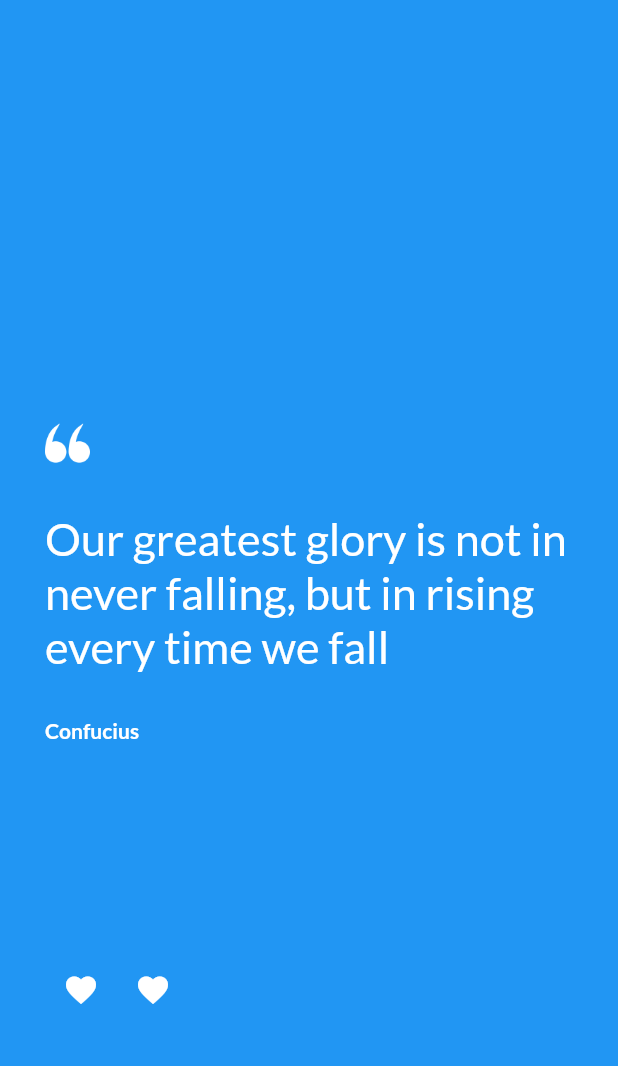
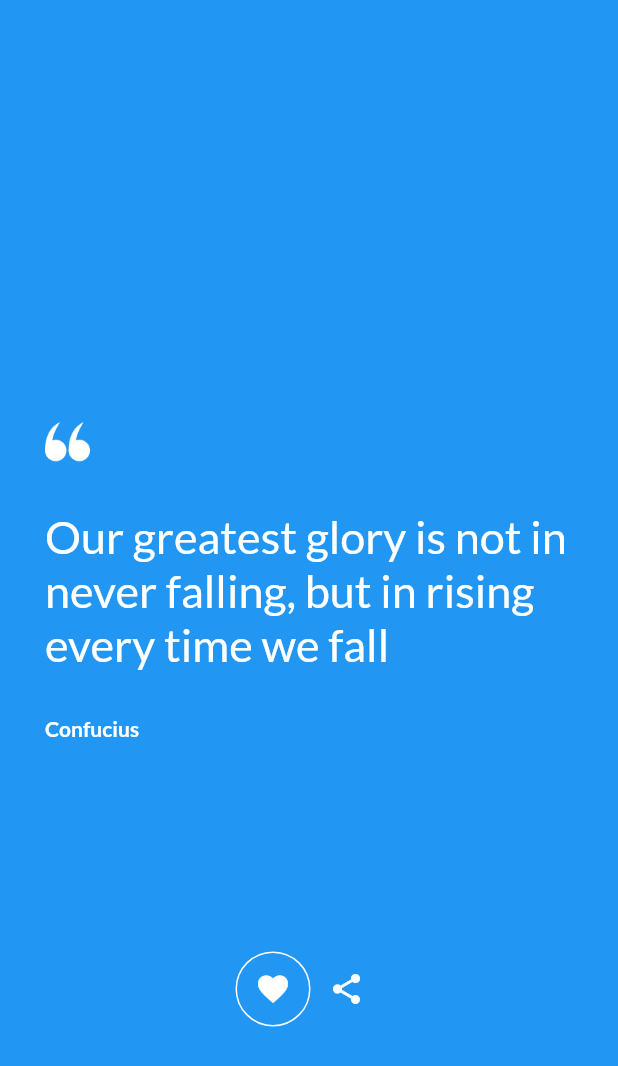
Before and after one commit to Olanrewxju/QuotesApp, a Flutter app: the screen it shows after launch, on a phone screen of 412 x 824 dp. Shown: the top 1066 px of the screen. Run offline on Flutter 3.47's test engine with Material 2 defaults, Android fonts, the phone set to English and light mode, and no system bars; our stand-ins replace google_fonts.

Commit message:
Second Commit

```diff
--- a/lib/pages/home_page.dart
+++ b/lib/pages/home_page.dart
@@ -51,19 +51,29 @@ class _HomePageState extends State<HomePage> {
               ),
             ),
             Spacer(),
-            Row(
+            Container(
+              alignment: Alignment.center,
+              child: Row(
+                mainAxisAlignment: MainAxisAlignment.center,
                 children: [
-                IconButton(
+                  Container(
+                    decoration: BoxDecoration(
+                      shape: BoxShape.circle,
+                      border: Border.all(width: 1, color: Colors.white),
+                    ),
+                    child: IconButton(
                       onPressed: () {},
                       icon: Icon(Icons.favorite),
                       color: Colors.white,
                     ),
+                  ),
                   IconButton(
                     onPressed: () {},
-                  icon: Icon(Icons.favorite),
+                    icon: Icon(Icons.share),
                     color: Colors.white,
                   ),
                 ],
+              ),
             ),
             Spacer(),
           ],
```
Lines whose indentation alone changed are shown as unchanged.
